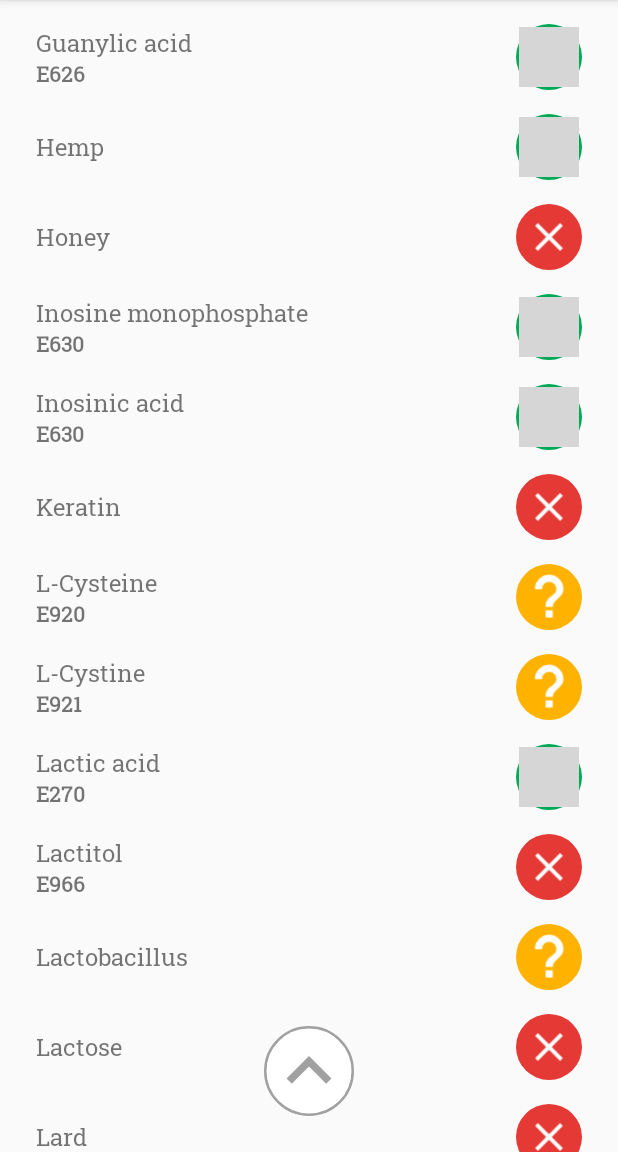
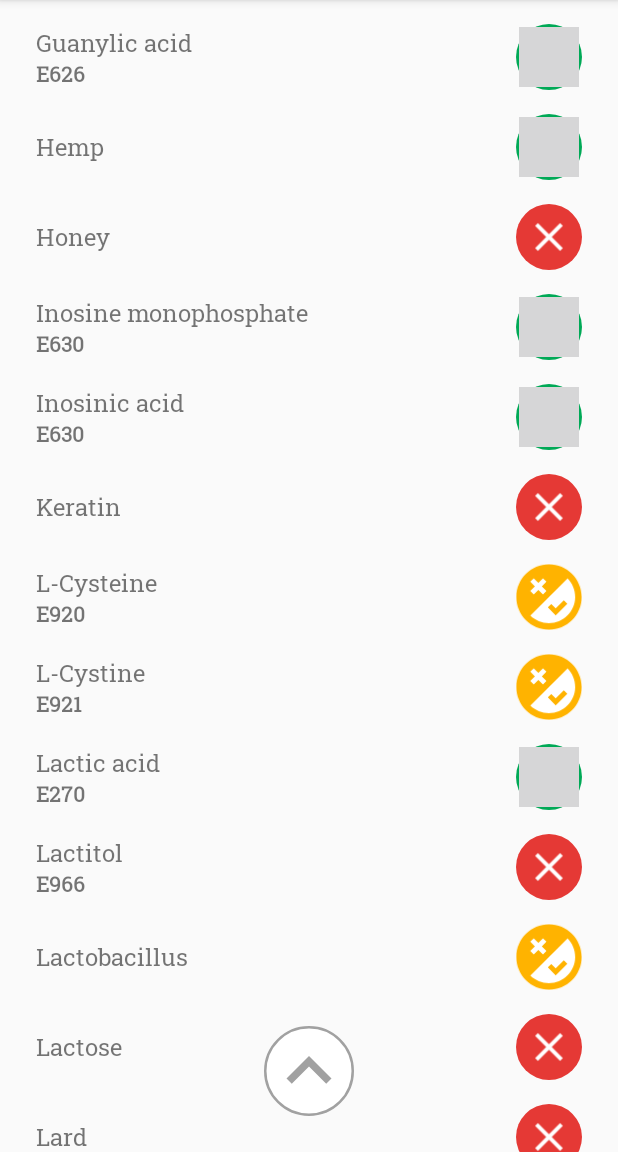
Before and after one commit to JeroenWeener/IsItVegan, an Android app: the screen it shows after launch (IngredientOverviewActivity), scrolled down 1612 dp, on a phone screen of 412 x 824 dp, the part 84-1236 px from its top. Run offline under Robolectric (Android 15) with nearby library versions, the light colour scheme and no system bars.

Commit message:
Updates depends badge

```diff
--- a/app/src/main/res/drawable/depends_badge.xml
+++ b/app/src/main/res/drawable/depends_badge.xml
@@ -2,13 +2,15 @@
 <layer-list xmlns:android="http://schemas.android.com/apk/res/android">
     <item>
         <shape android:shape="oval">
-            <solid android:color="@color/colorWarning"/>
+            <solid android:color="#FFFFFF"/>
         </shape>
     </item>
     <item
-        android:drawable="@drawable/question_mark_white"
-        android:bottom="5dp"
-        android:left="5dp"
-        android:right="5dp"
-        android:top="5dp"/>
+        android:drawable="@drawable/flaky"
+        android:width="50dp"
+        android:height="50dp"
+        android:bottom="-4.5dp"
+        android:left="-4.5dp"
+        android:right="-4.5dp"
+        android:top="-4.5dp"/>
 </layer-list>
--- /dev/null
+++ b/app/src/main/res/drawable/flaky.xml
@@ -0,0 +1,6 @@
+<vector android:height="24dp" android:tint="@color/colorWarning"
+    android:viewportHeight="24" android:viewportWidth="24"
+    android:width="24dp" xmlns:android="http://schemas.android.com/apk/res/android">
+    <path android:fillColor="@color/colorWarning"
+        android:fillType="evenOdd" android:pathData="M14.05,17.58l-0.01,0.01l-2.4,-2.4l1.06,-1.06l1.35,1.35L16.54,13l1.06,1.06l-3.54,3.54L14.05,17.58zM12,2C6.5,2 2,6.5 2,12s4.5,10 10,10s10,-4.5 10,-10S17.5,2 12,2zM7.34,6.28l1.41,1.41l1.41,-1.41l1.06,1.06L9.81,8.75l1.41,1.41l-1.06,1.06L8.75,9.81l-1.41,1.41l-1.06,-1.06l1.41,-1.41L6.28,7.34L7.34,6.28zM12,20c-2.2,0 -4.2,-0.9 -5.7,-2.3L17.7,6.3C19.1,7.8 20,9.8 20,12C20,16.4 16.4,20 12,20z"/>
+</vector>
--- a/app/src/main/res/drawable/question_mark_white.xml
+++ /dev/null
@@ -1,12 +0,0 @@
-<vector android:height="24dp" android:tint="#FFFFFF"
-    android:viewportHeight="24" android:viewportWidth="24"
-    android:width="24dp" xmlns:android="http://schemas.android.com/apk/res/android">
-    <group
-        android:scaleX="1.8"
-        android:scaleY="1.8"
-        android:translateX="-9.5"
-        android:translateY="-10"
-        >
-    <path android:fillColor="@android:color/white" android:pathData="M11,18h2v-2h-2v2zM12,6c-2.21,0 -4,1.79 -4,4h2c0,-1.1 0.9,-2 2,-2s2,0.9 2,2c0,2 -3,1.75 -3,5h2c0,-2.25 3,-2.5 3,-5 0,-2.21 -1.79,-4 -4,-4z"/>
-    </group>
-</vector>
```
